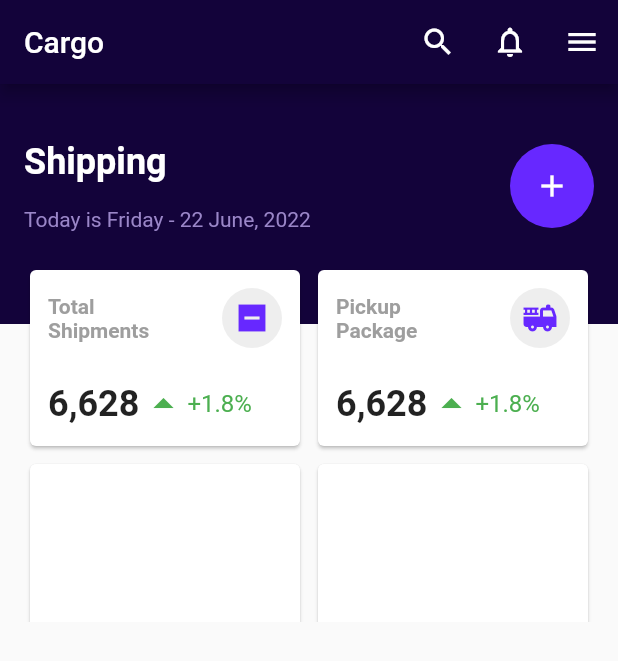
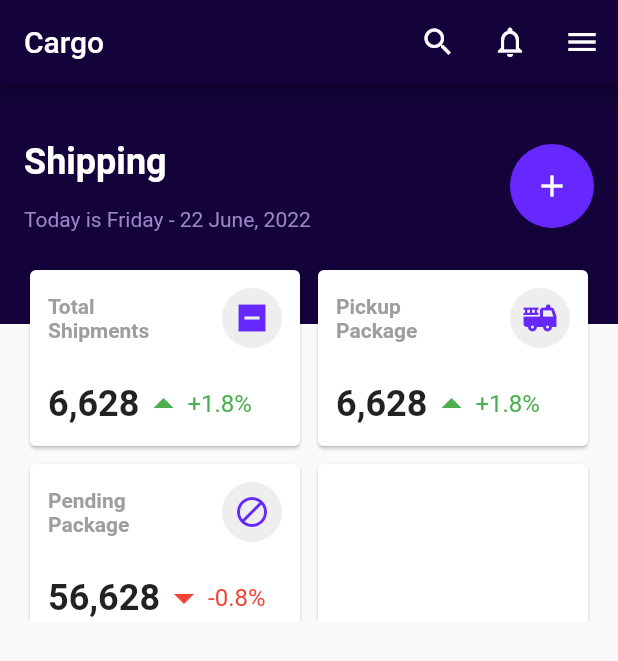
Before and after one commit to JAICHANGPARK/flutter_notebook_chapter_24, a Flutter app: the CargoShippingMainPage screen opened directly, on a phone screen of 412 x 824 dp. Shown: the top 661 px of the screen. Run offline on Flutter 3.47's test engine with Material 2 defaults, Android fonts, the phone set to English and light mode, and no system bars.

Commit message:
Update cargo_shipping_main_page.dart

```diff
--- a/lib/ep1351_cargo_shipping_app/view/cargo_shipping_main_page.dart
+++ b/lib/ep1351_cargo_shipping_app/view/cargo_shipping_main_page.dart
@@ -198,7 +198,59 @@ class _CargoShippingMainPageState extends State<CargoShippingMainPage> {
                             ),
                           ),
                         ),
-                        const Card(),
+                        Card(
+                          child: Padding(
+                            padding: const EdgeInsets.all(12.0),
+                            child: Column(
+                              mainAxisAlignment: MainAxisAlignment.spaceBetween,
+                              children: [
+                                Row(
+                                  mainAxisAlignment: MainAxisAlignment.spaceBetween,
+                                  children: [
+                                    const Expanded(
+                                      child: Text(
+                                        "Pending\nPackage",
+                                        maxLines: 2,
+                                        style: TextStyle(
+                                          color: Colors.grey,
+                                          fontWeight: FontWeight.bold,
+                                        ),
+                                      ),
+                                    ),
+                                    CircleAvatar(
+                                      backgroundColor: Colors.grey[200],
+                                      foregroundColor: _accentColor,
+                                      child: const Icon(Icons.block),
+                                    ),
+                                  ],
+                                ),
+                                Row(
+                                  children: const [
+                                    Text(
+                                      "56,628",
+                                      style: TextStyle(
+                                        fontSize: 24,
+                                        fontWeight: FontWeight.bold,
+                                      ),
+                                    ),
+                                    Icon(
+                                      Icons.arrow_drop_down,
+                                      color: Colors.red,
+                                      size: 32,
+                                    ),
+                                    Text(
+                                      "-0.8%",
+                                      style: TextStyle(
+                                        color: Colors.red,
+                                        fontSize: 16,
+                                      ),
+                                    )
+                                  ],
+                                )
+                              ],
+                            ),
+                          ),
+                        ),
                         const Card(),
                       ],
                     ),
```
